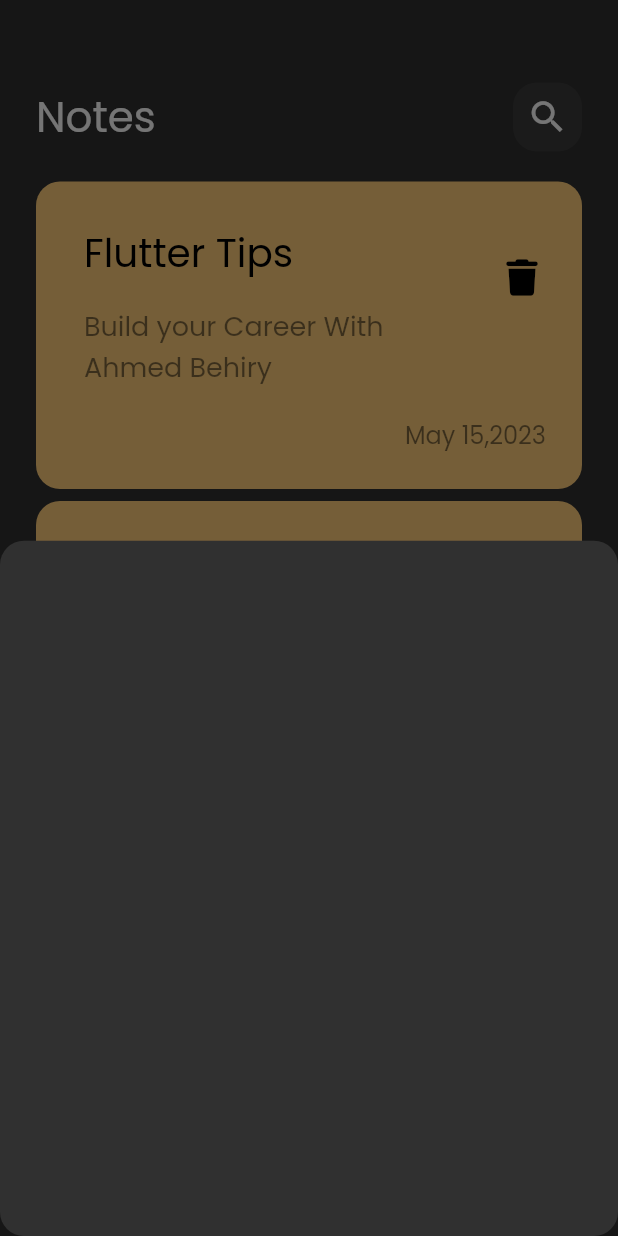
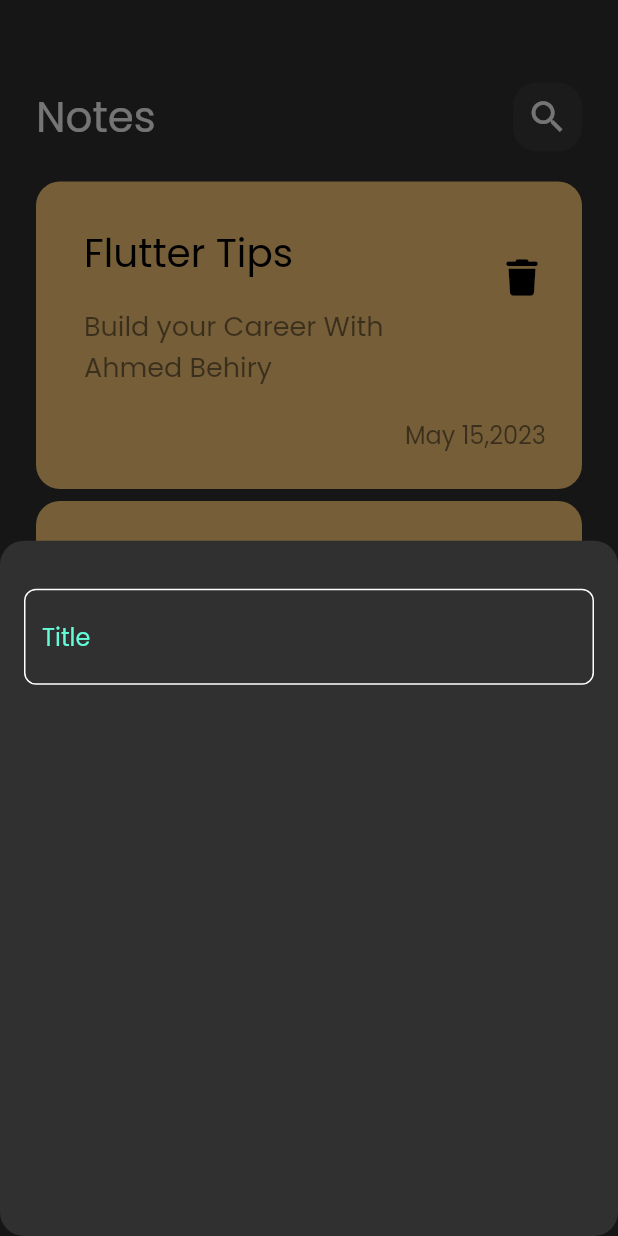
Before and after one commit to a7medbehiry/notes_app, a Flutter app: the screen it shows after launch, after a tap on the "add" icon, on a phone screen of 412 x 824 dp. Run offline on Flutter 3.47's test engine with Material 2 defaults, Android fonts, the phone set to English and light mode, and no system bars; our stand-ins replace font_awesome_flutter.

Commit message:
create text field

```diff
--- /dev/null
+++ b/lib/constants.dart
@@ -0,0 +1,3 @@
+import 'package:flutter/material.dart';
+
+const kPrimaryColor = Color(0xFF62FCD7);
--- a/lib/widgets/custom_note_bottom_sheet.dart
+++ b/lib/widgets/custom_note_bottom_sheet.dart
@@ -1,10 +1,23 @@
 import 'package:flutter/material.dart';
+import 'package:notesapp/widgets/custom_text_field.dart';
 
 class CustomNoteBottomSheet extends StatelessWidget {
   const CustomNoteBottomSheet({super.key});
 
   @override
   Widget build(BuildContext context) {
-    return Container();
+    return Padding(
+      padding: const EdgeInsets.symmetric(
+        horizontal: 16,
+      ),
+      child: Column(
+        children: [
+          SizedBox(
+            height: 32,
+          ),
+          CustomTextField(),
+        ],
+      ),
+    );
   }
 }
--- /dev/null
+++ b/lib/widgets/custom_text_field.dart
@@ -0,0 +1,35 @@
+import 'package:flutter/material.dart';
+import 'package:notesapp/constants.dart';
+
+class CustomTextField extends StatelessWidget {
+  const CustomTextField({super.key});
+
+  @override
+  Widget build(BuildContext context) {
+    return TextField(
+      decoration: InputDecoration(
+        border: textFieldBorder(),
+        enabledBorder: textFieldBorder(),
+        focusedBorder: textFieldBorder(
+          kPrimaryColor,
+        ),
+        hintText: 'Title',
+        hintStyle: TextStyle(
+          color: kPrimaryColor,
+        ),
+      ),
+      cursorColor: kPrimaryColor,
+    );
+  }
+
+  OutlineInputBorder textFieldBorder([color]) {
+    return OutlineInputBorder(
+      borderRadius: BorderRadius.circular(
+        8,
+      ),
+      borderSide: BorderSide(
+        color: color ?? Colors.white,
+      ),
+    );
+  }
+}
```
